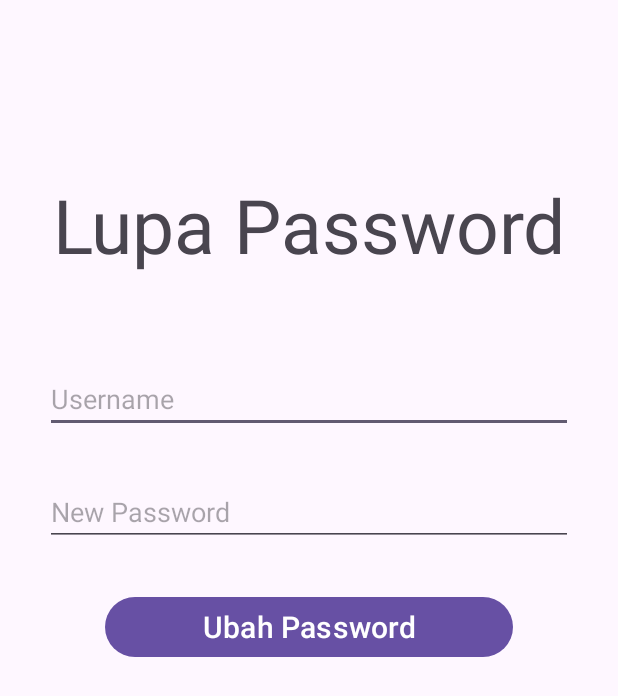
After one commit to mdhkrmd/donorin, an Android app: the lupapassword screen opened directly, with no data from a screen before it, on a phone screen of 412 x 824 dp. The commit adds this screen. Shown: the top 696 px of the screen. Run offline under Robolectric (Android 15) with nearby library versions, the phone set to English and light mode, and no system bars.

Commit message:
forgotPass

```diff
--- a/app/src/main/AndroidManifest.xml
+++ b/app/src/main/AndroidManifest.xml
@@ -15,6 +15,9 @@
         android:theme="@style/Theme.Donorin"
         tools:targetApi="31">
         <activity
+            android:name=".lupapassword"
+            android:exported="false" />
+        <activity
             android:name=".utama"
             android:exported="false" />
         <activity
@@ -25,6 +28,7 @@
             android:exported="true">
             <intent-filter>
                 <action android:name="android.intent.action.MAIN" />
+
                 <category android:name="android.intent.category.LAUNCHER" />
             </intent-filter>
         </activity>
--- a/app/src/main/java/com/example/donorin/MainActivity.java
+++ b/app/src/main/java/com/example/donorin/MainActivity.java
@@ -74,7 +74,7 @@ public class MainActivity extends AppCompatActivity {
         // on below line we are creating a retrofit
         // builder and passing our base url
         Retrofit retrofit = new Retrofit.Builder()
-                .baseUrl("https://e67e-125-164-18-107.ngrok.io")
+                .baseUrl("https://b18f-103-23-244-254.ngrok.io/")
                 // as we are sending data in json format so
                 // we have to add Gson converter factory
                 .addConverterFactory(GsonConverterFactory.create())
--- a/app/src/main/java/com/example/donorin/RetrofitAPI.java
+++ b/app/src/main/java/com/example/donorin/RetrofitAPI.java
@@ -15,4 +15,7 @@ public interface RetrofitAPI {
 
     @POST("login")
     Call<DataModalLogin> createPostLogin(@Body DataModalLogin dataModalLogin);
+
+    @POST("forgot")
+    Call<DataModalForgot> createPostForgot(@Body DataModalForgot dataModalForgot);
 }
--- a/app/src/main/java/com/example/donorin/login.java
+++ b/app/src/main/java/com/example/donorin/login.java
@@ -52,7 +52,7 @@ public class login extends AppCompatActivity {
 //        loadingPB.setVisibility(View.VISIBLE);
 
         Retrofit retrofit = new Retrofit.Builder()
-                .baseUrl("https://7d19-125-164-21-248.ngrok.io")
+                .baseUrl("https://b18f-103-23-244-254.ngrok.io/")
                 .addConverterFactory(GsonConverterFactory.create())
                 .build();
         RetrofitAPI retrofitAPI = retrofit.create(RetrofitAPI.class);
@@ -74,7 +74,7 @@ public class login extends AppCompatActivity {
                         inputUsername.setText("");
                         inputPassword.setText("");
 
-                        String kirimusername = responseFromAPI.getUsername();
+//                        String kirimusername = responseFromAPI.getUsername();
                         String nik = responseFromAPI.getNik();
                         String nama = responseFromAPI.getNama();
                         String lahir = responseFromAPI.getLahir();
@@ -86,7 +86,7 @@ public class login extends AppCompatActivity {
                         // Assuming Utama.class is the target activity
                         Intent intent = new Intent(login.this, utama.class);
 
-                        intent.putExtra("username", kirimusername);
+                        intent.putExtra("username", inputUsername.getText().toString());
                         intent.putExtra("nik", nik);
                         intent.putExtra("nama", nama);
                         intent.putExtra("lahir", lahir);
--- /dev/null
+++ b/app/src/main/java/com/example/donorin/lupapassword.java
@@ -0,0 +1,106 @@
+package com.example.donorin;
+
+import androidx.appcompat.app.AppCompatActivity;
+import android.content.Intent;
+import android.os.Bundle;
+import android.view.View;
+import android.widget.Button;
+import android.widget.EditText;
+import android.widget.Toast;
+import androidx.appcompat.app.AppCompatActivity;
+import retrofit2.Call;
+import retrofit2.Callback;
+import retrofit2.Response;
+import retrofit2.Retrofit;
+import retrofit2.converter.gson.GsonConverterFactory;
+import android.os.Bundle;
+
+public class lupapassword extends AppCompatActivity {
+
+    private EditText inputUsername, inputNewPassword;
+    private Button btnForgot;
+    @Override
+    protected void onCreate(Bundle savedInstanceState) {
+        super.onCreate(savedInstanceState);
+        setContentView(R.layout.activity_lupapassword);
+
+        inputUsername = findViewById(R.id.inputUsername);
+        inputNewPassword = findViewById(R.id.inputNewPassword);
+        btnForgot = findViewById(R.id.btnForgot);
+
+        btnForgot.setOnClickListener(new View.OnClickListener() {
+            @Override
+            public void onClick(View v) {
+                // validating if the text field is empty or not.
+                if (inputUsername.getText().toString().trim().length()==0
+                        || inputNewPassword.getText().toString().trim().length()==0) {
+                    Toast.makeText(lupapassword.this, "Mohon lengkapi yang masih kosong", Toast.LENGTH_SHORT).show();
+                }
+                else{
+                    postDataForgot(inputUsername.getText().toString(),
+                            inputNewPassword.getText().toString());
+                }
+            }
+        });
+    }
+
+    private void postDataForgot(String username, String newpassword) {
+
+        // below line is for displaying our progress bar.
+//        loadingPB.setVisibility(View.VISIBLE);
+
+        // on below line we are creating a retrofit
+        // builder and passing our base url
+        Retrofit retrofit = new Retrofit.Builder()
+                .baseUrl("https://b18f-103-23-244-254.ngrok.io/")
+                // as we are sending data in json format so
+                // we have to add Gson converter factory
+                .addConverterFactory(GsonConverterFactory.create())
+                // at last we are building our retrofit builder.
+                .build();
+        // below line is to create an instance for our retrofit api class.
+        RetrofitAPI retrofitAPI = retrofit.create(RetrofitAPI.class);
+
+        // passing data from our text fields to our modal class.
+        DataModalForgot modal = new DataModalForgot(username, newpassword);
+
+        // calling a method to create a post and passing our modal class.
+        Call<DataModalForgot> call = retrofitAPI.createPostForgot(modal);
+
+        // on below line we are executing our method.
+        call.enqueue(new Callback<DataModalForgot>() {
+            @Override
+            public void onResponse(Call<DataModalForgot> call, Response<DataModalForgot> response) {
+                // this method is called when we get response from our api.
+                Toast.makeText(lupapassword.this, "Ganti Password Berhasil", Toast.LENGTH_SHORT).show();
+
+                // below line is for hiding our progress bar.
+//                loadingPB.setVisibility(View.GONE);
+
+                // on below line we are setting empty text
+                // to our both edit text.
+                inputUsername.setText("");
+                inputNewPassword.setText("");
+
+                // we are getting response from our body
+                // and passing it to our modal class.
+                DataModalForgot responseFromAPI = response.body();
+
+                // on below line we are getting our data from modal class and adding it to our string.
+                String responseString = "Response Code : " + response.code();
+
+                // below line we are setting our
+                // string to our text view.
+//                responseTV.setText(responseString);
+            }
+
+            @Override
+            public void onFailure(Call<DataModalForgot> call, Throwable t) {
+                // setting text to our text view when
+                // we get error response from API.
+//                responseTV.setText("Error found is : " + t.getMessage());
+            }
+        });
+    }
+
+}
--- a/app/src/main/java/com/example/donorin/utama.java
+++ b/app/src/main/java/com/example/donorin/utama.java
@@ -24,7 +24,7 @@ public class utama extends AppCompatActivity {
         ambilAlamat = findViewById(R.id.ambilAlamat);
         Intent intent = getIntent();
 
-        ambilUsername.setText(intent.getExtras().getString("username"));
+        ambilUsername.setText(intent.getStringExtra("username"));
         ambilNama.setText(intent.getExtras().getString("nama"));
         ambilNik.setText(intent.getExtras().getString("nik"));
         ambilLahir.setText(intent.getExtras().getString("lahir"));
--- /dev/null
+++ b/app/src/main/res/layout/activity_lupapassword.xml
@@ -0,0 +1,54 @@
+<?xml version="1.0" encoding="utf-8"?>
+<androidx.constraintlayout.widget.ConstraintLayout xmlns:android="http://schemas.android.com/apk/res/android"
+    xmlns:app="http://schemas.android.com/apk/res-auto"
+    xmlns:tools="http://schemas.android.com/tools"
+    android:layout_width="match_parent"
+    android:layout_height="match_parent"
+    tools:context=".lupapassword">
+
+    <TextView
+        android:id="@+id/textView"
+        android:layout_width="wrap_content"
+        android:layout_height="wrap_content"
+        android:layout_marginTop="116dp"
+        android:text="Lupa Password"
+        android:textSize="50dp"
+        app:layout_constraintEnd_toEndOf="parent"
+        app:layout_constraintStart_toStartOf="parent"
+        app:layout_constraintTop_toTopOf="parent" />
+
+    <EditText
+        android:id="@+id/inputUsername"
+        android:layout_width="match_parent"
+        android:layout_height="wrap_content"
+        android:layout_marginTop="60dp"
+        android:layout_marginLeft="30dp"
+        android:layout_marginRight="30dp"
+        android:hint="Username"
+        app:layout_constraintTop_toBottomOf="@+id/textView"
+        tools:layout_editor_absoluteX="0dp" />
+
+    <EditText
+        android:id="@+id/inputNewPassword"
+        android:layout_width="match_parent"
+        android:layout_height="wrap_content"
+        android:layout_marginTop="30dp"
+        android:layout_marginLeft="30dp"
+        android:layout_marginRight="30dp"
+        android:hint="New Password"
+        android:inputType="textPassword"
+        app:layout_constraintTop_toBottomOf="@+id/inputUsername"
+        tools:layout_editor_absoluteX="0dp" />
+
+    <Button
+        android:id="@+id/btnForgot"
+        android:layout_width="match_parent"
+        android:layout_height="wrap_content"
+        app:layout_constraintTop_toBottomOf="@+id/inputNewPassword"
+        android:layout_marginTop="30dp"
+        android:layout_marginLeft="70dp"
+        android:layout_marginRight="70dp"
+        android:text="Ubah Password"
+        android:textSize="20dp"/>
+
+</androidx.constraintlayout.widget.ConstraintLayout>
```
Also changed, not shown: app/src/main/java/com/example/donorin/DataModalForgot.java (added, +33 -0 lines).
